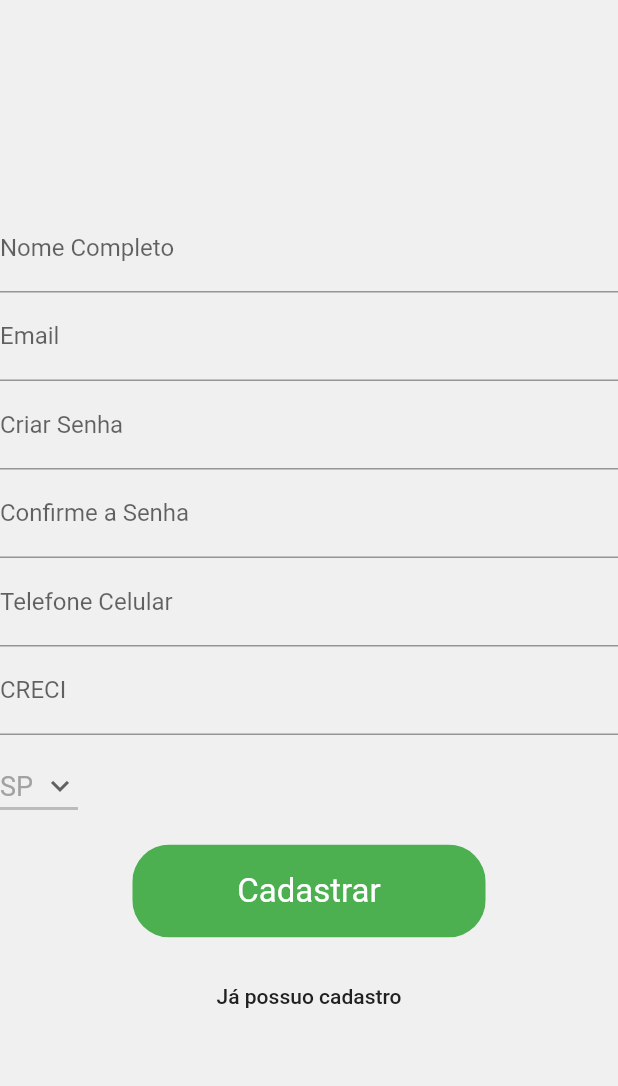
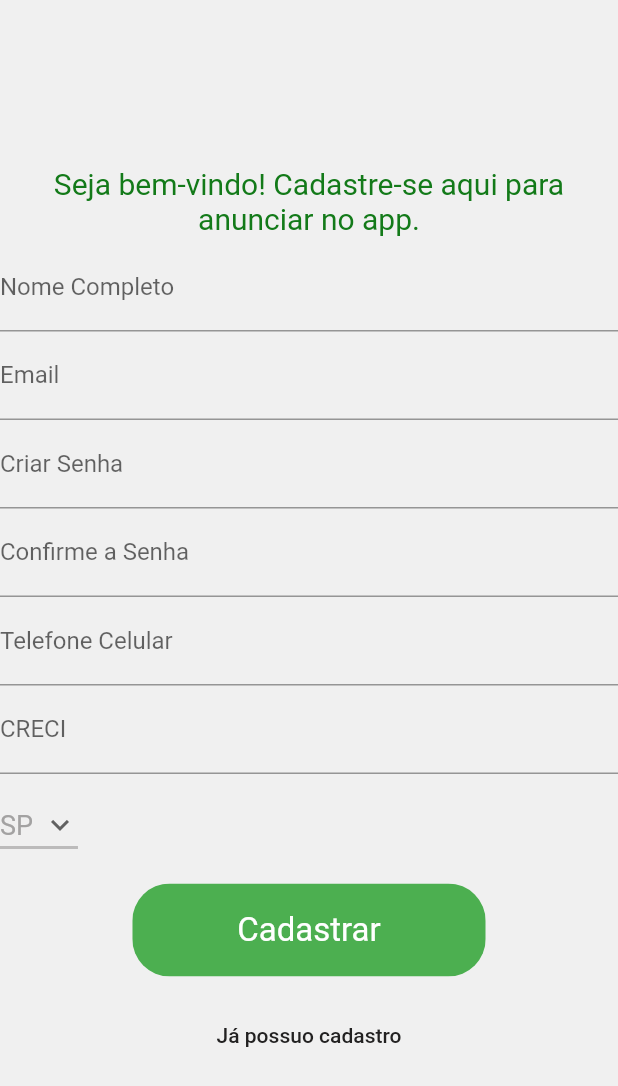
Before and after one commit to LaercioRJ/AgroImobi, a Flutter app: the RegisterBrokerScreen screen opened directly, on a phone screen of 412 x 824 dp. Shown: the top 1086 px of the screen. Run offline on Flutter 3.47's test engine with Material 2 defaults, Android fonts, the phone set to English and light mode, and no system bars; our stand-ins replace mask_text_input_formatter; accounts and stored records are empty.

Commit message:
added text to register broker screen

```diff
--- a/lib/src/screen/login_signin_screens/login_background.dart
+++ b/lib/src/screen/login_signin_screens/login_background.dart
@@ -5,7 +5,6 @@ import './login_screen.dart';
 class LoginBackground extends StatelessWidget {
   final VoidCallback logIntoApp;
   const LoginBackground({super.key, required this.logIntoApp});
-  // ignore: prefer_function_declarations_over_variables
 
 
   @override
@@ -22,7 +21,7 @@ class LoginBackground extends StatelessWidget {
         child: Center(
           child: Container(
             width: MediaQuery.of(context).size.width * 0.8,
-            height: MediaQuery.of(context).size.height * 0.55,
+            height: MediaQuery.of(context).size.height * 0.60,
             decoration: const BoxDecoration(
               color: Color.fromARGB(255, 240, 240, 240),
               borderRadius: BorderRadius.all(Radius.circular(20)),
--- a/lib/src/screen/login_signin_screens/register_broker.dart
+++ b/lib/src/screen/login_signin_screens/register_broker.dart
@@ -44,6 +44,18 @@ class _RegisterBrokerScreenState extends State<RegisterBrokerScreen> {
         child: Column(
           mainAxisAlignment: MainAxisAlignment.center,
           children: [
+            const Center(
+              child: Padding(
+                padding: EdgeInsets.fromLTRB(0, 1, 0, 5),
+                child: Text('Seja bem-vindo! Cadastre-se aqui para anunciar no app.',
+                  textAlign: TextAlign.center,
+                  style: TextStyle(
+                    color: Color.fromARGB(255, 19, 122, 25),
+                    fontSize: 20,
+                  ),
+                ),
+              ),
+            ),
             TextFormField(
               decoration: const InputDecoration(
                 labelText: 'Nome Completo',
```
